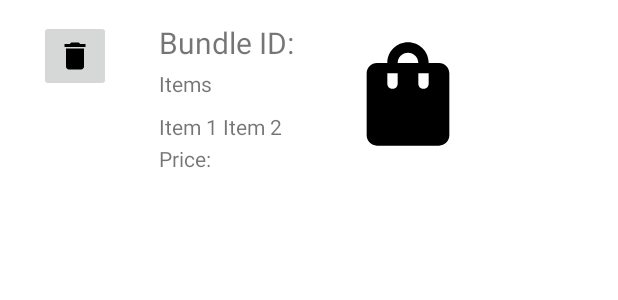
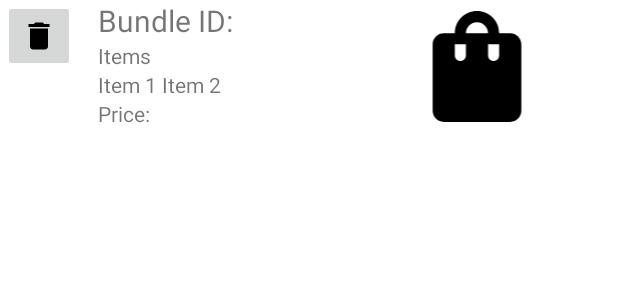
Before and after one commit to CSIS3175-inclass/SaveIt, an Android app: the layout bundle_for_list.xml on its own in the app's theme, with its tools: preview values and no code run, on a phone screen of 412 x 824 dp. Shown: the top 300 px of the screen. Run offline under Robolectric (Android 15) with nearby library versions, the phone set to English and light mode, and no system bars.

Commit message:
Fix manage and add food bundle, order history query

```diff
--- a/app/src/main/java/com/group8/saveit/AddBundlesActivity.java
+++ b/app/src/main/java/com/group8/saveit/AddBundlesActivity.java
@@ -120,7 +120,7 @@ public class AddBundlesActivity extends AppCompatActivity {
     private void replaceFragment(Fragment fragment) {
         FragmentManager manager = getSupportFragmentManager();
         FragmentTransaction transaction = manager.beginTransaction();
-        transaction.replace(R.id.fragmentContainerView2,fragment);
+        transaction.replace(R.id.fragmentContainerView,fragment);
         transaction.commit();
     }
 }
--- a/app/src/main/java/com/group8/saveit/ManageFoodBundleActivity.java
+++ b/app/src/main/java/com/group8/saveit/ManageFoodBundleActivity.java
@@ -72,7 +72,7 @@ public class ManageFoodBundleActivity extends AppCompatActivity {
     private void replaceFragment(Fragment fragment) {
         FragmentManager manager = getSupportFragmentManager();
         FragmentTransaction transaction = manager.beginTransaction();
-        transaction.replace(R.id.navigationContainerView7,fragment);
+        transaction.replace(R.id.fragmentContainerView8,fragment);
         transaction.commit();
     }
 }
--- a/app/src/main/java/com/group8/saveit/OrderHistoryAdapter.java
+++ b/app/src/main/java/com/group8/saveit/OrderHistoryAdapter.java
@@ -1,6 +1,7 @@
 package com.group8.saveit;
 
 import android.content.Context;
+import android.util.Log;
 import android.view.LayoutInflater;
 import android.view.View;
 import android.view.ViewGroup;
@@ -35,9 +36,12 @@ public class OrderHistoryAdapter extends RecyclerView.Adapter {
     @Override
     public void onBindViewHolder(@NonNull RecyclerView.ViewHolder holder, int position) {
         CustomerOrder order = orders.get(position);
-        Restaurant restaurant = databaseHelper.getRestaurantByOrderID(order.getOrderId());
+        int orderId = order.getOrderId();
+
+        Restaurant restaurant = databaseHelper.getRestaurantByOrderID(orderId);
         ArrayList<FoodBundle> foodBundles = order.getOrderedFoodBundles();
         double totalPrice = 0;
+
         ((OrderView)holder).textViewOrderId.setText("OrderId: " + order.getOrderId());
         ((OrderView)holder).textViewDate.setText("Date: " + order.getOrderDate());
         ((OrderView)holder).textViewRestaurantName.setText("RestaurantName: " + restaurant.getName());
--- a/app/src/main/res/layout/activity_manage_food_bundle.xml
+++ b/app/src/main/res/layout/activity_manage_food_bundle.xml
@@ -9,7 +9,7 @@
 
 
     <androidx.fragment.app.FragmentContainerView
-        android:id="@+id/fragmentContainerView7"
+        android:id="@+id/fragmentContainerView8"
         android:name="com.group8.saveit.managerMenuFragment"
         android:layout_width="406dp"
         android:layout_height="42dp"
@@ -53,7 +53,7 @@
         android:layout_marginStart="20dp"
         android:layout_marginEnd="20dp"
         android:layout_marginBottom="184dp"
-        app:layout_constraintBottom_toTopOf="@+id/fragmentContainerView7"
+        app:layout_constraintBottom_toTopOf="@+id/fragmentContainerView8"
         app:layout_constraintEnd_toEndOf="parent"
         app:layout_constraintStart_toStartOf="parent"
         app:layout_constraintTop_toBottomOf="@+id/lblYourFoodBundles"
@@ -77,7 +77,7 @@
 
         android:layout_marginBottom="43dp"
         android:text="@string/btnAddBundles"
-        app:layout_constraintBottom_toTopOf="@+id/fragmentContainerView7"
+        app:layout_constraintBottom_toTopOf="@+id/fragmentContainerView8"
 
         app:layout_constraintEnd_toEndOf="parent"
         app:layout_constraintTop_toBottomOf="@+id/scrollView2"
--- a/app/src/main/res/layout/bundle_for_list.xml
+++ b/app/src/main/res/layout/bundle_for_list.xml
@@ -3,80 +3,69 @@
     xmlns:app="http://schemas.android.com/apk/res-auto"
     xmlns:tools="http://schemas.android.com/tools"
     android:layout_width="403dp"
-    android:layout_height="125dp">
+    android:layout_height="wrap_content">
+
+    <TextView
+        android:id="@+id/txtListItems"
+        android:layout_width="119dp"
+        android:layout_height="wrap_content"
+        android:text="@string/txtListItems"
+        app:layout_constraintBottom_toTopOf="@+id/txtPrice"
+        app:layout_constraintStart_toStartOf="@+id/txtItems"
+        app:layout_constraintTop_toBottomOf="@+id/txtItems" />
+
+    <TextView
+        android:id="@+id/txtItems"
+        android:layout_width="wrap_content"
+        android:layout_height="wrap_content"
+        android:text="@string/txtItems"
+        app:layout_constraintBottom_toTopOf="@+id/txtListItems"
+        app:layout_constraintStart_toStartOf="@+id/txtBundleID"
+        app:layout_constraintTop_toBottomOf="@+id/txtBundleID" />
+
+    <TextView
+        android:id="@+id/txtPrice"
+        android:layout_width="wrap_content"
+        android:layout_height="wrap_content"
+        android:layout_marginBottom="3dp"
+        android:text="@string/txtPrice"
+        app:layout_constraintBottom_toBottomOf="parent"
+        app:layout_constraintStart_toStartOf="@+id/txtListItems"
+        app:layout_constraintTop_toBottomOf="@+id/txtListItems" />
 
     <TextView
         android:id="@+id/txtBundleID"
         android:layout_width="wrap_content"
         android:layout_height="wrap_content"
-        android:layout_marginTop="13dp"
-        android:layout_marginBottom="2dp"
+        android:layout_marginEnd="77dp"
         android:text="@string/txtBundleID"
         android:textSize="20sp"
         app:layout_constraintBottom_toTopOf="@+id/txtItems"
-        app:layout_constraintStart_toStartOf="@+id/txtItems"
-        app:layout_constraintTop_toTopOf="parent" />
-
-    <TextView
-        android:id="@+id/txtItems"
-        android:layout_width="wrap_content"
-        android:layout_height="wrap_content"
-        android:layout_marginEnd="262dp"
-        android:layout_marginBottom="8dp"
-        android:text="@string/txtItems"
-        app:layout_constraintBottom_toTopOf="@+id/txtListItems"
-        app:layout_constraintEnd_toEndOf="parent"
-        app:layout_constraintTop_toBottomOf="@+id/txtBundleID" />
-
-    <TextView
-        android:id="@+id/txtListItems"
-        android:layout_width="0dp"
-        android:layout_height="0dp"
-        android:layout_marginStart="106dp"
-        android:layout_marginEnd="4dp"
-        android:layout_marginBottom="7dp"
-        android:text="@string/txtListItems"
-        app:layout_constraintBottom_toBottomOf="parent"
         app:layout_constraintEnd_toStartOf="@+id/imageView"
-        app:layout_constraintStart_toStartOf="parent"
-        app:layout_constraintTop_toBottomOf="@+id/txtItems" />
+        app:layout_constraintStart_toEndOf="@+id/ibtnDeleteBundle"
+        app:layout_constraintTop_toTopOf="parent"
+        app:layout_constraintVertical_chainStyle="packed" />
 
     <ImageView
         android:id="@+id/imageView"
         android:layout_width="0dp"
         android:layout_height="0dp"
-        android:layout_marginTop="13dp"
-        android:layout_marginEnd="90dp"
-        android:layout_marginBottom="13dp"
         android:contentDescription="@string/txtImage"
         app:layout_constraintBottom_toBottomOf="parent"
         app:layout_constraintEnd_toEndOf="parent"
-        app:layout_constraintStart_toEndOf="@+id/txtPrice"
+        app:layout_constraintStart_toEndOf="@+id/txtBundleID"
         app:layout_constraintTop_toTopOf="parent"
         app:srcCompat="@drawable/ic_baseline_shopping_bag_24" />
-
-    <TextView
-        android:id="@+id/txtPrice"
-        android:layout_width="wrap_content"
-        android:layout_height="wrap_content"
-        android:layout_marginStart="106dp"
-        android:layout_marginEnd="90dp"
-        android:layout_marginBottom="1dp"
-        android:text="@string/txtPrice"
-        app:layout_constraintBottom_toBottomOf="@+id/txtListItems"
-        app:layout_constraintEnd_toStartOf="@+id/imageView"
-        app:layout_constraintStart_toStartOf="parent" />
 
     <ImageButton
         android:id="@+id/ibtnDeleteBundle"
         android:layout_width="wrap_content"
         android:layout_height="wrap_content"
-        android:layout_marginStart="26dp"
-        android:layout_marginTop="13dp"
-        android:layout_marginBottom="13dp"
+        android:layout_marginStart="2dp"
+        android:layout_marginEnd="15dp"
         android:contentDescription="@string/txtImage"
         android:minHeight="48dp"
-        app:layout_constraintBottom_toTopOf="@+id/txtListItems"
+        app:layout_constraintEnd_toStartOf="@+id/txtBundleID"
         app:layout_constraintStart_toStartOf="parent"
         app:layout_constraintTop_toTopOf="parent"
         app:srcCompat="@drawable/delete_img"
```
Also changed, not shown: app/src/main/java/com/group8/saveit/DatabaseHelper.java (+5 -2 lines), app/src/main/java/com/group8/saveit/ManagerFoodBundleAdapter.java (+7 -1 lines).
